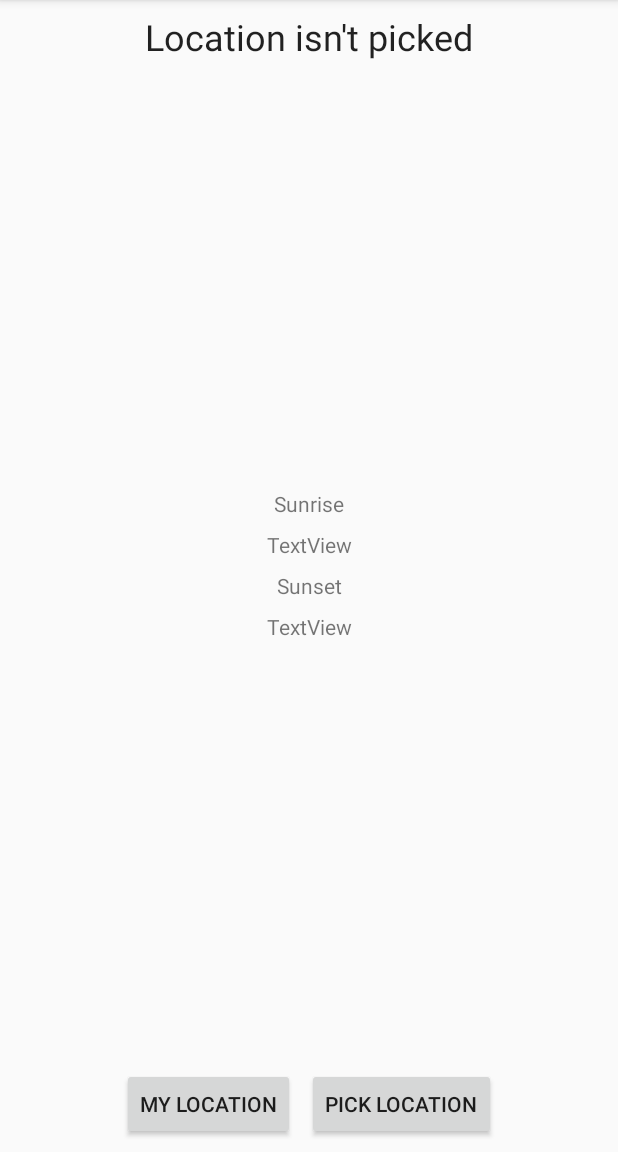
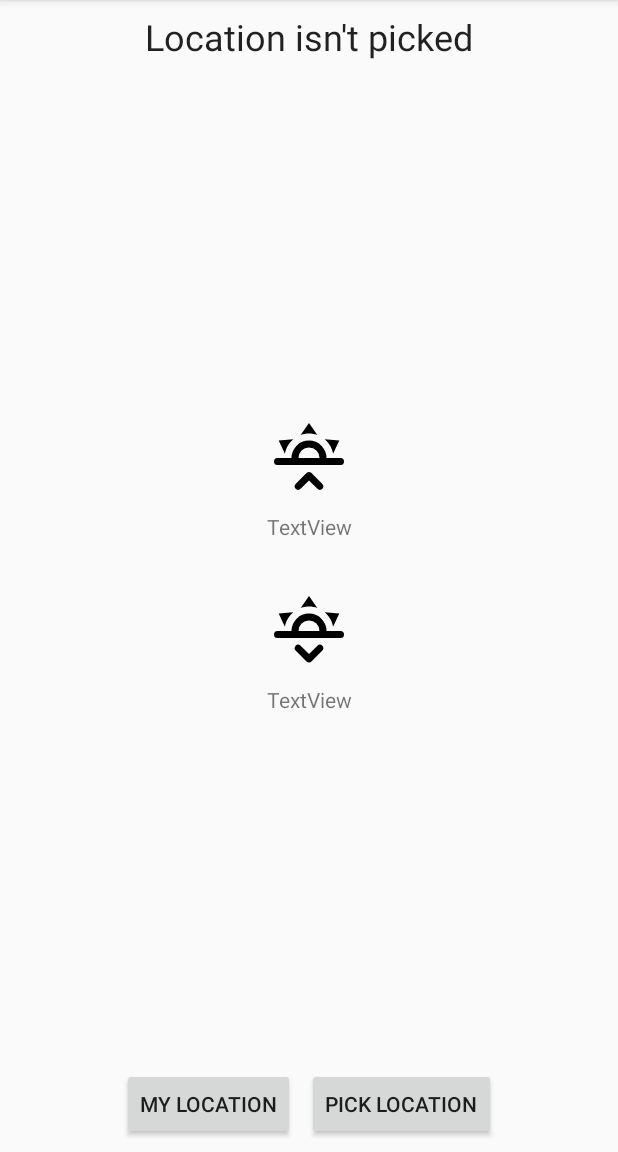
Before and after one commit to GaidamakUA/SunsetApplication, an Android app: the screen it shows after launch (MainActivity), on a phone screen of 412 x 824 dp, the part 84-1236 px from its top. Run offline under Robolectric (Android 15) with nearby library versions, the phone set to English and light mode, and no system bars.

Commit message:
Added sunrise and sunset icons

```diff
--- /dev/null
+++ b/app/src/main/res/drawable/weather_sunset_down.xml
@@ -0,0 +1,10 @@
+<!-- drawable/weather_sunset_down.xml -->
+<vector xmlns:android="http://schemas.android.com/apk/res/android"
+    android:height="56dp"
+    android:width="56dp"
+    android:viewportWidth="24"
+    android:viewportHeight="24">
+    <path
+        android:fillColor="#000"
+        android:pathData="M3,12H7A5,5 0 0,1 12,7A5,5 0 0,1 17,12H21A1,1 0 0,1 22,13A1,1 0 0,1 21,14H3A1,1 0 0,1 2,13A1,1 0 0,1 3,12M15,12A3,3 0 0,0 12,9A3,3 0 0,0 9,12H15M12,2L14.39,5.42C13.65,5.15 12.84,5 12,5C11.16,5 10.35,5.15 9.61,5.42L12,2M3.34,7L7.5,6.65C6.9,7.16 6.36,7.78 5.94,8.5C5.5,9.24 5.25,10 5.11,10.79L3.34,7M20.65,7L18.88,10.79C18.74,10 18.47,9.23 18.05,8.5C17.63,7.78 17.1,7.15 16.5,6.64L20.65,7M12.71,20.71L15.82,17.6C16.21,17.21 16.21,16.57 15.82,16.18C15.43,15.79 14.8,15.79 14.41,16.18L12,18.59L9.59,16.18C9.2,15.79 8.57,15.79 8.18,16.18C7.79,16.57 7.79,17.21 8.18,17.6L11.29,20.71C11.5,20.9 11.74,21 12,21C12.26,21 12.5,20.9 12.71,20.71Z" />
+</vector>
--- /dev/null
+++ b/app/src/main/res/drawable/weather_sunset_up.xml
@@ -0,0 +1,10 @@
+<!-- drawable/weather_sunset_up.xml -->
+<vector xmlns:android="http://schemas.android.com/apk/res/android"
+    android:height="56dp"
+    android:width="56dp"
+    android:viewportWidth="24"
+    android:viewportHeight="24">
+    <path
+        android:fillColor="#000"
+        android:pathData="M3,12H7A5,5 0 0,1 12,7A5,5 0 0,1 17,12H21A1,1 0 0,1 22,13A1,1 0 0,1 21,14H3A1,1 0 0,1 2,13A1,1 0 0,1 3,12M15,12A3,3 0 0,0 12,9A3,3 0 0,0 9,12H15M12,2L14.39,5.42C13.65,5.15 12.84,5 12,5C11.16,5 10.35,5.15 9.61,5.42L12,2M3.34,7L7.5,6.65C6.9,7.16 6.36,7.78 5.94,8.5C5.5,9.24 5.25,10 5.11,10.79L3.34,7M20.65,7L18.88,10.79C18.74,10 18.47,9.23 18.05,8.5C17.63,7.78 17.1,7.15 16.5,6.64L20.65,7M12.71,16.3L15.82,19.41C16.21,19.8 16.21,20.43 15.82,20.82C15.43,21.21 14.8,21.21 14.41,20.82L12,18.41L9.59,20.82C9.2,21.21 8.57,21.21 8.18,20.82C7.79,20.43 7.79,19.8 8.18,19.41L11.29,16.3C11.5,16.1 11.74,16 12,16C12.26,16 12.5,16.1 12.71,16.3Z" />
+</vector>
--- a/app/src/main/res/layout/activity_main.xml
+++ b/app/src/main/res/layout/activity_main.xml
@@ -21,8 +21,9 @@
         app:layout_constraintStart_toStartOf="parent"
         app:layout_constraintTop_toTopOf="parent" />
 
-    <TextView
-        android:id="@+id/textView2"
+    <ImageView
+        android:id="@+id/sunriseIcon"
+        android:src="@drawable/weather_sunset_up"
         android:layout_width="wrap_content"
         android:layout_height="wrap_content"
         android:layout_marginEnd="8dp"
@@ -30,7 +31,6 @@
         android:layout_marginRight="8dp"
         android:layout_marginStart="8dp"
         android:layout_marginTop="8dp"
-        android:text="Sunrise"
         app:layout_constraintBottom_toTopOf="@+id/sunriseTextView"
         app:layout_constraintEnd_toEndOf="parent"
         app:layout_constraintHorizontal_bias="0.5"
@@ -48,22 +48,22 @@
         android:layout_marginStart="8dp"
         android:layout_marginTop="8dp"
         android:text="TextView"
-        app:layout_constraintBottom_toTopOf="@+id/textView4"
+        app:layout_constraintBottom_toTopOf="@+id/sunsetIcon"
         app:layout_constraintEnd_toEndOf="parent"
         app:layout_constraintHorizontal_bias="0.5"
         app:layout_constraintStart_toStartOf="parent"
-        app:layout_constraintTop_toBottomOf="@+id/textView2" />
+        app:layout_constraintTop_toBottomOf="@+id/sunriseIcon" />
 
-    <TextView
-        android:id="@+id/textView4"
+    <ImageView
+        android:id="@+id/sunsetIcon"
         android:layout_width="wrap_content"
         android:layout_height="wrap_content"
         android:layout_marginEnd="8dp"
         android:layout_marginLeft="8dp"
+        android:src="@drawable/weather_sunset_down"
         android:layout_marginRight="8dp"
         android:layout_marginStart="8dp"
-        android:layout_marginTop="8dp"
-        android:text="Sunset"
+        android:layout_marginTop="32dp"
         app:layout_constraintBottom_toTopOf="@+id/sunsetTextView"
         app:layout_constraintEnd_toEndOf="parent"
         app:layout_constraintHorizontal_bias="0.5"
@@ -85,7 +85,7 @@
         app:layout_constraintEnd_toEndOf="parent"
         app:layout_constraintHorizontal_bias="0.5"
         app:layout_constraintStart_toStartOf="parent"
-        app:layout_constraintTop_toBottomOf="@+id/textView4" />
+        app:layout_constraintTop_toBottomOf="@+id/sunsetIcon" />
 
     <Button
         android:id="@+id/pickLocationButton"
```
